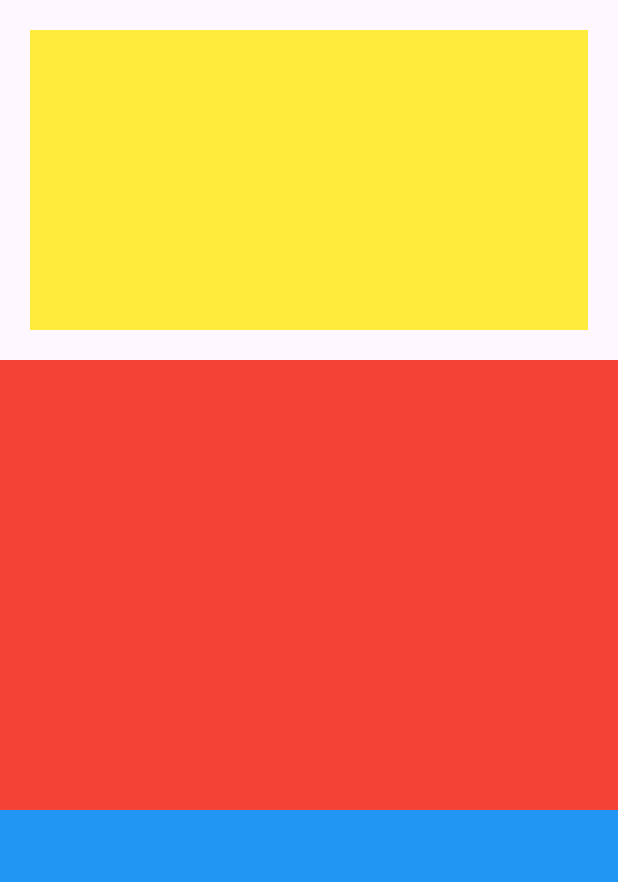
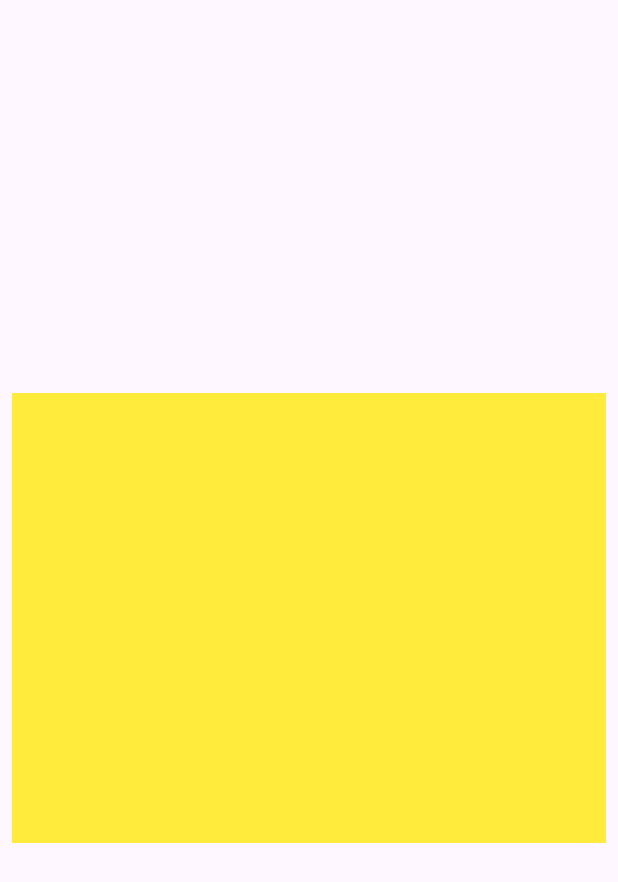
Before and after one commit to sanjay-padanilam/list_view_sample, a Flutter app: the screen it shows after launch, on a phone screen of 412 x 824 dp. Shown: the top 882 px of the screen. Run offline on Flutter 3.47's test engine with Material 3 defaults, Android fonts, the phone set to English and light mode, and no system bars.

Commit message:
list view again updated

```diff
--- a/lib/main.dart
+++ b/lib/main.dart
@@ -12,27 +12,19 @@ class MyApp extends StatelessWidget {
     return MaterialApp(
       debugShowCheckedModeBanner: false,
       home: Scaffold(
-        body: ListView(
+        body: Center(
+          child: ListView(
+            shrinkWrap: true,
             children: [
               Padding(
-              padding: const EdgeInsets.all(20),
+                padding: const EdgeInsets.all(8.0),
                 child: Container(
-                height: 200,
-                width: 200,
+                  height: 300,
                   color: Colors.yellow,
                 ),
               ),
-            Container(
-              height: 300,
-              width: 400,
-              color: Colors.red,
+            ],
           ),
-            Container(
-              height: 500,
-              width: 200,
-              color: Colors.blue,
-            ),
-          ],
         ),
       ),
     );
```
Lines whose indentation alone changed are shown as unchanged.
